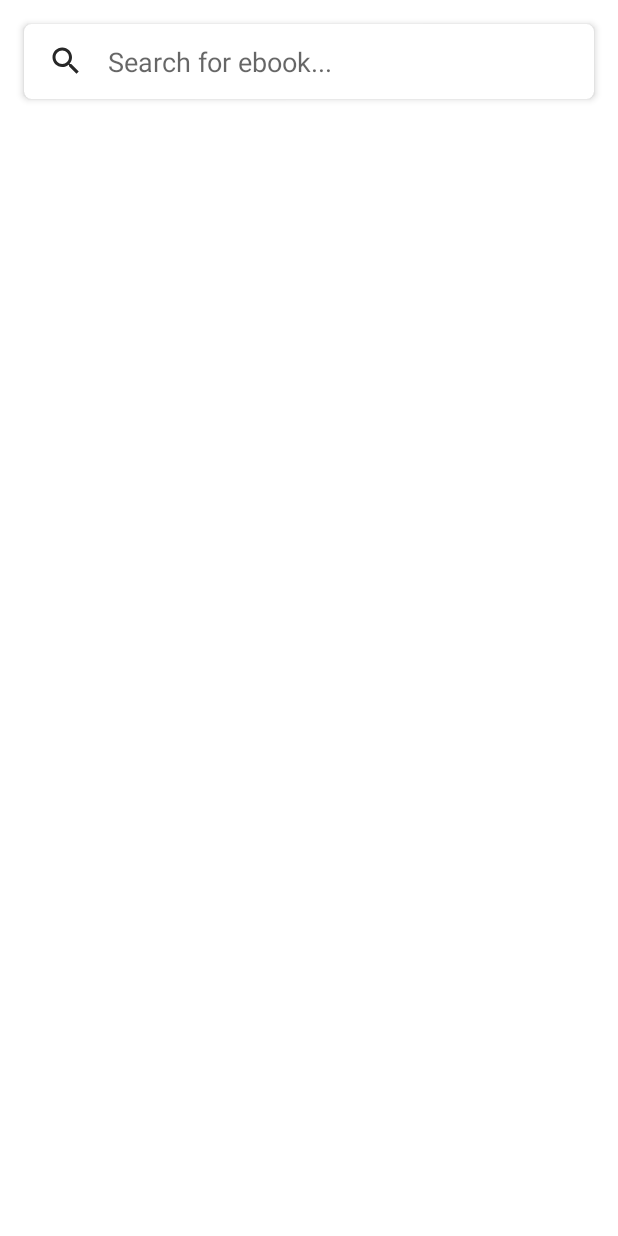
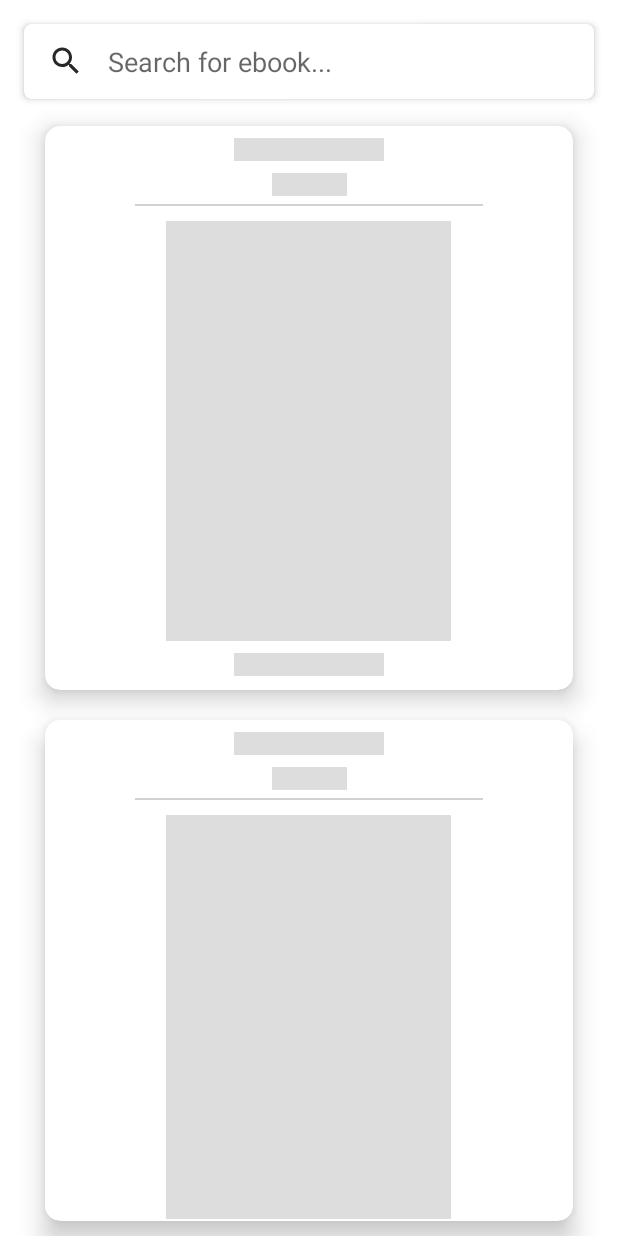
Before and after one commit to Sonlv69/EbookDo, an Android app: the layout fragment_search.xml on its own in the app's theme, with its tools: preview values and no code run, on a phone screen of 412 x 824 dp. Run offline under Robolectric (Android 15) with nearby library versions, the phone set to English and light mode, and no system bars.

```diff
--- a/app/src/main/res/layout/fragment_search.xml
+++ b/app/src/main/res/layout/fragment_search.xml
@@ -42,11 +42,46 @@
                     android:singleLine="true" />
             </androidx.cardview.widget.CardView>
 
-            <androidx.recyclerview.widget.RecyclerView
-                android:id="@+id/rcv_search_fragment"
+            <androidx.constraintlayout.widget.ConstraintLayout
                 android:layout_width="match_parent"
                 android:layout_height="match_parent"
-                android:layout_marginTop="8dp"/>
+                android:layout_marginTop="8dp">
+
+                <com.facebook.shimmer.ShimmerFrameLayout
+                    android:id="@+id/shimmer_view_container"
+                    android:layout_width="match_parent"
+                    android:layout_height="match_parent"
+                    app:layout_constraintBottom_toBottomOf="parent"
+                    app:layout_constraintEnd_toEndOf="parent"
+                    app:layout_constraintStart_toStartOf="parent"
+                    app:layout_constraintTop_toTopOf="parent">
+
+                    <LinearLayout
+                        android:layout_width="match_parent"
+                        android:layout_height="wrap_content"
+                        android:orientation="vertical"
+                        android:showDividers="middle" android:tag="binding_1">
+
+                        <include layout="@layout/view_placeholder" />
+
+                        <include layout="@layout/view_placeholder" />
+
+                        <include layout="@layout/view_placeholder" />
+
+                    </LinearLayout>
+                </com.facebook.shimmer.ShimmerFrameLayout>
+
+                <androidx.recyclerview.widget.RecyclerView
+                    android:id="@+id/rcv_search_fragment"
+                    android:layout_width="match_parent"
+                    android:layout_height="match_parent"
+                    app:layout_constraintBottom_toBottomOf="parent"
+                    app:layout_constraintEnd_toEndOf="parent"
+                    app:layout_constraintStart_toStartOf="parent"
+                    app:layout_constraintTop_toTopOf="parent" />
+
+            </androidx.constraintlayout.widget.ConstraintLayout>
+
         </LinearLayout>
         <com.google.android.material.floatingactionbutton.FloatingActionButton
             android:id="@+id/fab_to_top_search"
--- /dev/null
+++ b/app/src/main/res/xml/provider_paths.xml
@@ -0,0 +1,6 @@
+<?xml version="1.0" encoding="utf-8"?>
+<paths xmlns:android="http://schemas.android.com/apk/res/android">
+    <external-path
+        name="external_files"
+        path="." />
+</paths>
```
Also changed, not shown: app/src/main/AndroidManifest.xml (+10 -0 lines), app/src/main/java/com/kiluss/ebookdo/adapter/BookFilesAdapter.java (+43 -8 lines), app/src/main/java/com/kiluss/ebookdo/fragment/DownloadFragment.java (+8 -8 lines), app/src/main/java/com/kiluss/ebookdo/fragment/HomeFragment.java (+5 -5 lines), app/src/main/java/com/kiluss/ebookdo/fragment/SearchFragment.java (+16 -1 lines).
